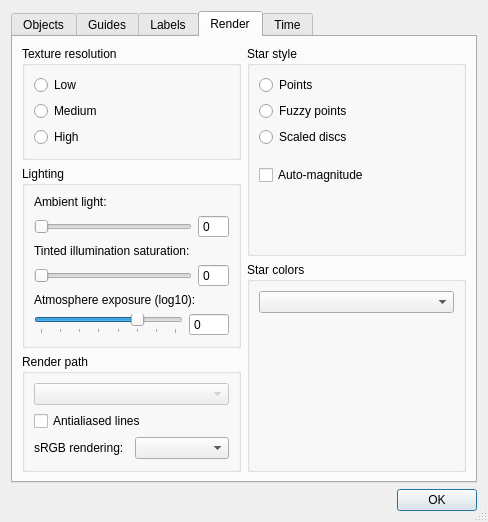
celestiamobile/Celestia, file src/celestia/qt/preferences.ui: the form before one commit.
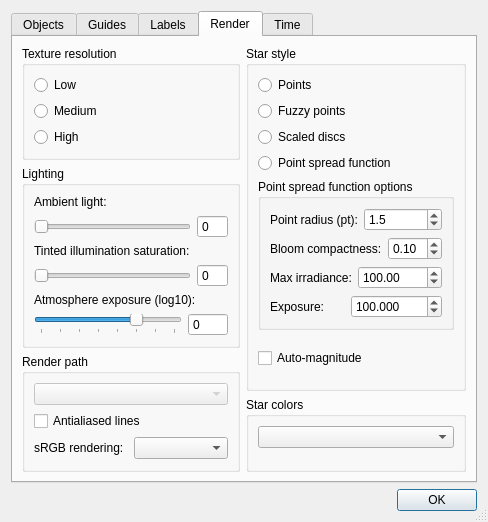
The form after the commit. The open tabs and pages were chosen to show the change.

Commit message: PSF star renderer: squashed cherry-pick of psf-star-renderer

The edit to the form file:
```diff
--- a/src/celestia/qt/preferences.ui
+++ b/src/celestia/qt/preferences.ui
@@ -1141,7 +1141,158 @@
              </widget>
             </item>
             <item>
-             <spacer name="verticalSpacer_15">
+             <widget class="QRadioButton" name="psfStarsButton">
+              <property name="text">
+               <string>Point spread function</string>
+              </property>
+             </widget>
+            </item>
+            <item>
+             <widget class="QGroupBox" name="psfOptionsGroup">
+              <property name="title">
+               <string>Point spread function options</string>
+              </property>
+              <layout class="QVBoxLayout" name="verticalLayout_psfOptions">
+               <item>
+                <layout class="QHBoxLayout" name="horizontalLayout_psfRadius">
+                 <item>
+                  <widget class="QLabel" name="psfRadiusLabel">
+                   <property name="text">
+                    <string>Point radius (pt):</string>
+                   </property>
+                  </widget>
+                 </item>
+                 <item>
+                  <widget class="QDoubleSpinBox" name="psfRadiusSpinBox">
+                   <property name="toolTip">
+                    <string>Radius of the unresolved star disc in points. Larger values make every star appear bigger while conserving the flux.
+Valid range: 1.0 to 10.0.</string>
+                   </property>
+                   <property name="decimals">
+                    <number>1</number>
+                   </property>
+                   <property name="minimum">
+                    <double>1.000000000000000</double>
+                   </property>
+                   <property name="maximum">
+                    <double>10.000000000000000</double>
+                   </property>
+                   <property name="singleStep">
+                    <double>0.500000000000000</double>
+                   </property>
+                   <property name="value">
+                    <double>1.500000000000000</double>
+                   </property>
+                  </widget>
+                 </item>
+                </layout>
+               </item>
+               <item>
+                <layout class="QHBoxLayout" name="horizontalLayout_psfOpt">
+                 <item>
+                  <widget class="QLabel" name="psfOptimizationLabel">
+                   <property name="text">
+                    <string>Bloom compactness:</string>
+                   </property>
+                  </widget>
+                 </item>
+                 <item>
+                  <widget class="QDoubleSpinBox" name="psfOptimizationSpinBox">
+                   <property name="toolTip">
+                    <string>Controls how tightly the eye-PSF bloom is confined around each bright star. Higher values keep the glow compact; lower values let it spread further.
+Valid range: 0.05 to 1.0.</string>
+                   </property>
+                   <property name="decimals">
+                    <number>2</number>
+                   </property>
+                   <property name="minimum">
+                    <double>0.050000000000000</double>
+                   </property>
+                   <property name="maximum">
+                    <double>1.000000000000000</double>
+                   </property>
+                   <property name="singleStep">
+                    <double>0.050000000000000</double>
+                   </property>
+                   <property name="value">
+                    <double>0.100000000000000</double>
+                   </property>
+                  </widget>
+                 </item>
+                </layout>
+               </item>
+               <item>
+                <layout class="QHBoxLayout" name="horizontalLayout_psfMaxIrr">
+                 <item>
+                  <widget class="QLabel" name="psfMaxIrradianceLabel">
+                   <property name="text">
+                    <string>Max irradiance:</string>
+                   </property>
+                  </widget>
+                 </item>
+                 <item>
+                  <widget class="QDoubleSpinBox" name="psfMaxIrradianceSpinBox">
+                   <property name="toolTip">
+                    <string>Soft-clip on per-star irradiance. 0 = disabled.
+Valid range: 1.0 to 1.0e6.</string>
+                   </property>
+                   <property name="decimals">
+                    <number>2</number>
+                   </property>
+                   <property name="minimum">
+                    <double>0.000000000000000</double>
+                   </property>
+                   <property name="maximum">
+                    <double>1000000.000000000000000</double>
+                   </property>
+                   <property name="singleStep">
+                    <double>10.000000000000000</double>
+                   </property>
+                   <property name="value">
+                    <double>100.000000000000000</double>
+                   </property>
+                  </widget>
+                 </item>
+                </layout>
+               </item>
+               <item>
+                <layout class="QHBoxLayout" name="horizontalLayout_psfExposure">
+                 <item>
+                  <widget class="QLabel" name="psfExposureLabel">
+                   <property name="text">
+                    <string>Exposure:</string>
+                   </property>
+                  </widget>
+                 </item>
+                 <item>
+                  <widget class="QDoubleSpinBox" name="psfExposureSpinBox">
+                   <property name="toolTip">
+                    <string>Per-star brightness multiplier. Valid range: 0.001 to 1.0e6.</string>
+                   </property>
+                   <property name="decimals">
+                    <number>3</number>
+                   </property>
+                   <property name="minimum">
+                    <double>0.001000000000000</double>
+                   </property>
+                   <property name="maximum">
+                    <double>1000000.000000000000000</double>
+                   </property>
+                   <property name="singleStep">
+                    <double>10.000000000000000</double>
+                   </property>
+                   <property name="value">
+                    <double>100.000000000000000</double>
+                   </property>
+                  </widget>
+                 </item>
+                </layout>
+               </item>
+              </layout>
+             </widget>
+            </item>
+            <item>
+            <spacer name="verticalSpacer_15">
               <property name="orientation">
                <enum>Qt::Vertical</enum>
               </property>
```
The commit also changes 40 other files.
